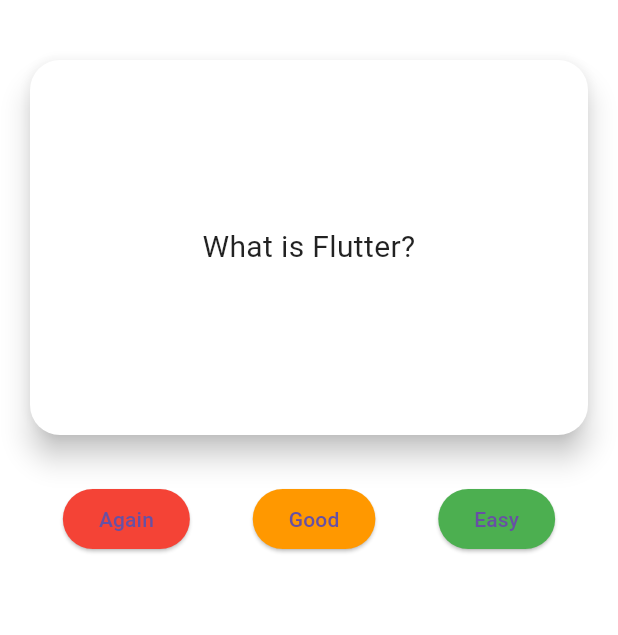
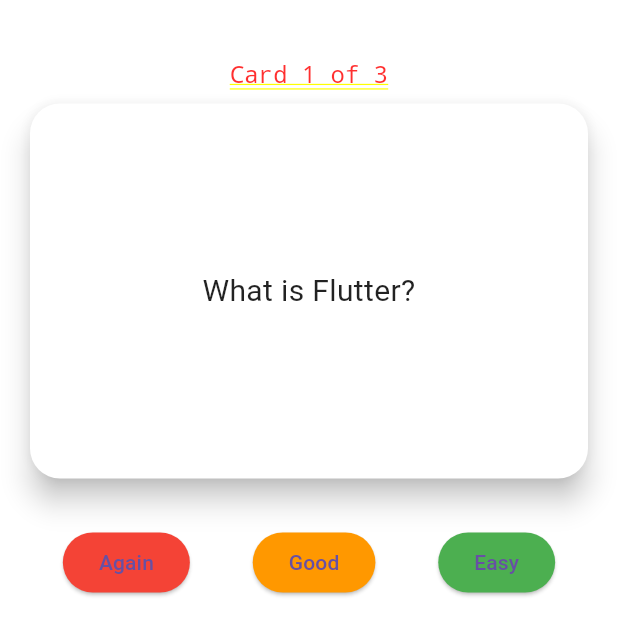
Before and after one commit to scwilson26/neuroforge_app, a Flutter app: the FlashcardViewer screen opened directly, on a phone screen of 412 x 824 dp. Shown: the top 635 px of the screen. Run offline on Flutter 3.47's test engine with Material 3 defaults, Android fonts, the phone set to English and light mode, and no system bars; our stand-ins replace file_picker, flutter_markdown, hive_flutter; accounts and stored records are empty.

```diff
--- a/lib/flashcard_viewer.dart
+++ b/lib/flashcard_viewer.dart
@@ -22,6 +22,7 @@
 
   void _nextCard() {
     if (widget.flashcards.isEmpty) return;
+
     setState(() {
       _currentIndex = (_currentIndex + 1) % widget.flashcards.length;
       _showAnswer = false;
@@ -31,6 +32,13 @@
   void _handleFeedback(String rating) {
     print('User chose: $rating'); // Future: hook into SRS logic here
     _nextCard();
+  }
+
+  void _restartDeck() {
+    setState(() {
+      _currentIndex = 0;
+      _showAnswer = false;
+    });
   }
 
   void _viewOutline() {
@@ -57,19 +65,27 @@
 
   @override
   Widget build(BuildContext context) {
-    if (widget.flashcards.isEmpty) {
+    final flashcards = widget.flashcards;
+
+    if (flashcards.isEmpty) {
       return const Center(child: Text('No flashcards to display.'));
     }
 
-    final flashcard = widget.flashcards[_currentIndex];
+    final flashcard = flashcards[_currentIndex];
+    final cardCount = flashcards.length;
 
     return SingleChildScrollView(
       child: Padding(
-        padding: const EdgeInsets.only(bottom: 40.0), // prevent clipping on small screens
+        padding: const EdgeInsets.only(bottom: 40),
         child: Column(
           mainAxisAlignment: MainAxisAlignment.center,
           children: [
             const SizedBox(height: 40),
+            Text(
+              'Card ${_currentIndex + 1} of $cardCount',
+              style: const TextStyle(fontSize: 16, fontWeight: FontWeight.w500),
+            ),
+            const SizedBox(height: 10),
             GestureDetector(
               onTap: () {
                 setState(() {
@@ -80,7 +96,9 @@
                 color: Colors.white,
                 elevation: 8,
                 margin: const EdgeInsets.symmetric(horizontal: 20),
-                shape: RoundedRectangleBorder(borderRadius: BorderRadius.circular(20)),
+                shape: RoundedRectangleBorder(
+                  borderRadius: BorderRadius.circular(20),
+                ),
                 child: Container(
                   padding: const EdgeInsets.all(24),
                   height: 250,
@@ -118,11 +136,17 @@
                 ),
               ],
             ),
-            const SizedBox(height: 32),
+            const SizedBox(height: 24),
             if (widget.outlineText != null && widget.outlineText!.isNotEmpty)
               ElevatedButton(
                 onPressed: _viewOutline,
-                child: const Text('View Outline'),
+                child: const Text('📖 View Outline'),
+              ),
+            const SizedBox(height: 16),
+            if (_currentIndex == cardCount - 1)
+              ElevatedButton(
+                onPressed: _restartDeck,
+                child: const Text('🔁 Restart Deck'),
               ),
           ],
         ),
```
Also changed, not shown: lib/main.dart (+40 -30 lines).
